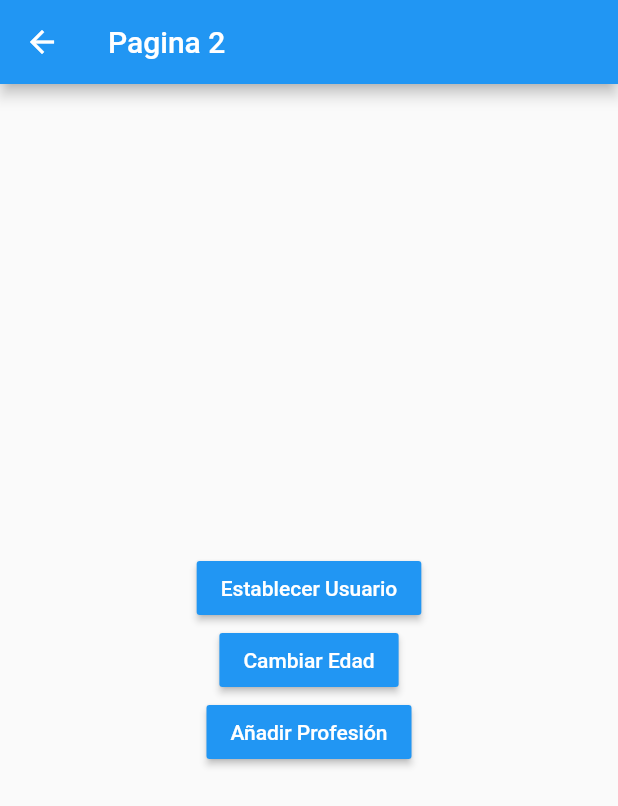
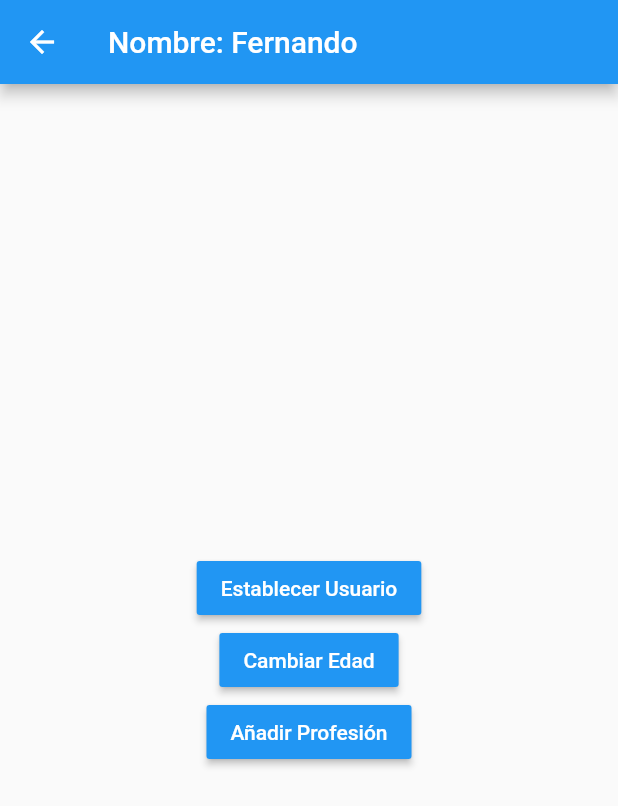
Before and after one commit to jjcc0410/flutter-manejadores-de-estado, a Flutter app: the Pagina2Page screen opened by its route, after a tap on "Establecer Usuario", on a phone screen of 412 x 824 dp. Shown: the top 806 px of the screen. Run offline on Flutter 3.47's test engine with Material 2 defaults, Android fonts, the phone set to English and light mode, and no system bars; accounts and stored records are empty.

Commit message:
Fin singleton

```diff
--- a/lib/pages/pagina1_page.dart
+++ b/lib/pages/pagina1_page.dart
@@ -1,3 +1,5 @@
+import 'package:estados/models/usuario.dart';
+import 'package:estados/services/usuario_service.dart';
 import 'package:flutter/material.dart';
 
 class Pagina1Page extends StatelessWidget {
@@ -5,19 +7,28 @@ class Pagina1Page extends StatelessWidget {
   Widget build(BuildContext context) {
     return Scaffold(
       appBar: AppBar(
-        title: Text('Pagina 1'),
+        title: const Text('Pagina 1'),
       ),
-      body: InformacionUsuario(),
+      body: StreamBuilder(
+        stream: usuarioService.usuarioStream,
+        builder: (BuildContext context, AsyncSnapshot<Usuario> snapshot) {
+          return snapshot.hasData
+              ? InformacionUsuario(usuario: snapshot.data)
+              : const Center(child: Text('No hay informacion del usuario'));
+        },
+      ),
       floatingActionButton: FloatingActionButton(
-          child: Icon(Icons.accessibility_new),
+          child: const Icon(Icons.accessibility_new),
           onPressed: () => Navigator.pushNamed(context, 'pagina2')),
     );
   }
 }
 
 class InformacionUsuario extends StatelessWidget {
+  final Usuario? usuario;
+
   const InformacionUsuario({
-    super.key,
+    required this.usuario,
   });
 
   @override
@@ -25,31 +36,31 @@ class InformacionUsuario extends StatelessWidget {
     return Container(
       height: double.infinity,
       width: double.infinity,
-      padding: EdgeInsets.all(20.0),
+      padding: const EdgeInsets.all(20.0),
       child: Column(
         crossAxisAlignment: CrossAxisAlignment.start,
         children: [
-          Text(
+          const Text(
             'General',
             style: TextStyle(
               fontSize: 18,
               fontWeight: FontWeight.bold,
             ),
           ),
-          Divider(),
-          ListTile(title: Text('Nombre: ')),
-          ListTile(title: Text('Edad: ')),
-          Text(
+          const Divider(),
+          ListTile(title: Text('Nombre: ${usuario?.nombre}')),
+          ListTile(title: Text('Edad: ${usuario?.edad}')),
+          const Text(
             'Profesiones',
             style: TextStyle(
               fontSize: 18,
               fontWeight: FontWeight.bold,
             ),
           ),
-          Divider(),
-          ListTile(title: Text('Profesion 1: ')),
-          ListTile(title: Text('Profesion 1: ')),
-          ListTile(title: Text('Profesion 1: ')),
+          const Divider(),
+          ListTile(title: Text('Profesion 1: ${usuario?.profesiones[0]}')),
+          ListTile(title: Text('Profesion 1: ${usuario?.profesiones[0]}')),
+          ListTile(title: Text('Profesion 1: ${usuario?.profesiones[0]}')),
         ],
       ),
     );
--- a/lib/pages/pagina2_page.dart
+++ b/lib/pages/pagina2_page.dart
@@ -1,37 +1,60 @@
+import 'package:estados/models/usuario.dart';
+import 'package:estados/services/usuario_service.dart';
 import 'package:flutter/material.dart';
 
 class Pagina2Page extends StatelessWidget {
+  final Usuario? usuario;
+
+  const Pagina2Page({this.usuario});
+
   @override
   Widget build(BuildContext context) {
     return Scaffold(
       appBar: AppBar(
-        title: Text('Pagina 2'),
+        title: StreamBuilder(
+          stream: usuarioService.usuarioStream,
+          builder: (BuildContext context, AsyncSnapshot<Usuario> snapshot) {
+            return snapshot.hasData
+                ? Text('Nombre: ${snapshot.data?.nombre}')
+                : const Text('Pagina 2');
+          },
+        ),
       ),
       body: Center(
           child: Column(
         mainAxisAlignment: MainAxisAlignment.center,
         children: [
           MaterialButton(
-              child: Text(
+              color: Colors.blue,
+              onPressed: () {
+                final nuevoUsuario = Usuario(
+                  nombre: 'Fernando',
+                  edad: 35,
+                  profesiones: ['profesor'],
+                );
+
+                usuarioService.cargarUsuario(nuevoUsuario);
+              },
+              child: const Text(
                 'Establecer Usuario',
                 style: TextStyle(color: Colors.white),
-              ),
+              )),
+          MaterialButton(
               color: Colors.blue,
-              onPressed: () {}),
-          MaterialButton(
-              child: Text(
+              onPressed: () {
+                usuarioService.cambiarEdad(30);
+              },
+              child: const Text(
                 'Cambiar Edad',
                 style: TextStyle(color: Colors.white),
-              ),
+              )),
+          MaterialButton(
               color: Colors.blue,
-              onPressed: () {}),
-          MaterialButton(
-              child: Text(
+              onPressed: () {},
+              child: const Text(
                 'Añadir Profesión',
                 style: TextStyle(color: Colors.white),
-              ),
-              color: Colors.blue,
-              onPressed: () {}),
+              )),
         ],
       )),
     );
--- /dev/null
+++ b/lib/services/usuario_service.dart
@@ -0,0 +1,29 @@
+import 'dart:async';
+
+import 'package:estados/models/usuario.dart';
+
+class _UsuarioService {
+  Usuario? _usuario;
+
+  final StreamController<Usuario> _usuarioStreamController =
+      StreamController<Usuario>.broadcast();
+
+  Usuario? get usuario => _usuario;
+  bool get existeUsuario => (_usuario != null) ? true : false;
+
+  void cargarUsuario(Usuario user) {
+    _usuario = user;
+    _usuarioStreamController.add(user);
+  }
+
+  void cambiarEdad(int edad) {
+    _usuario?.edad = edad;
+    _usuarioStreamController.add(_usuario!);
+  }
+
+  dispose() => _usuarioStreamController.close();
+
+  Stream<Usuario> get usuarioStream => _usuarioStreamController.stream;
+}
+
+final usuarioService = _UsuarioService();
```
